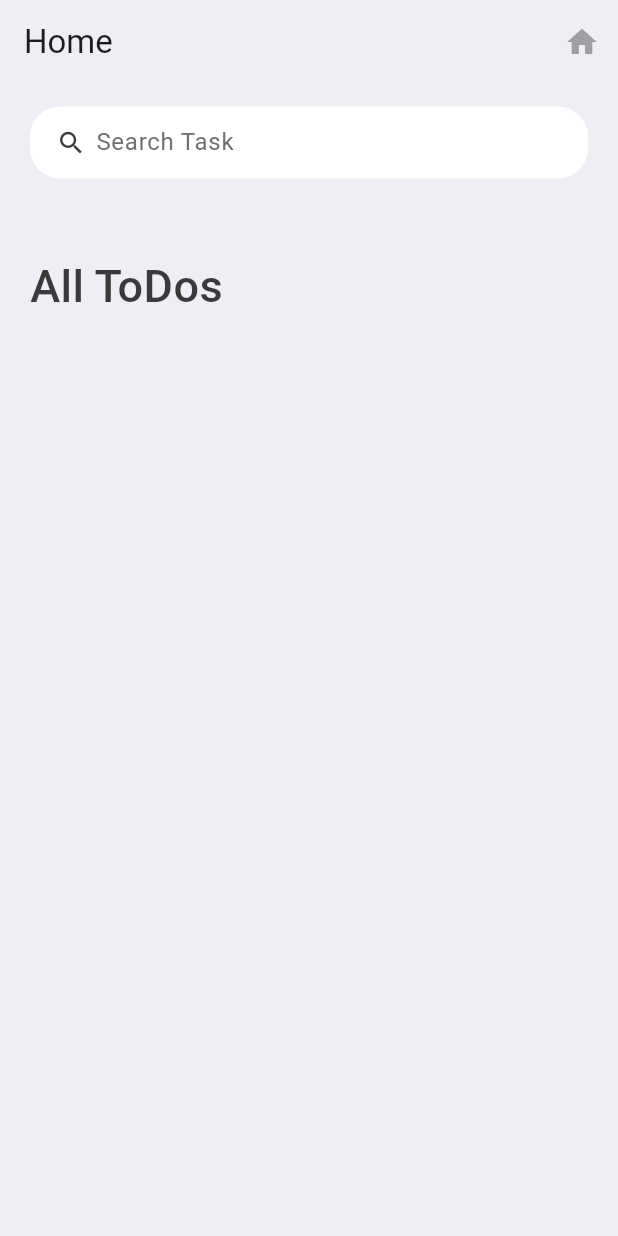
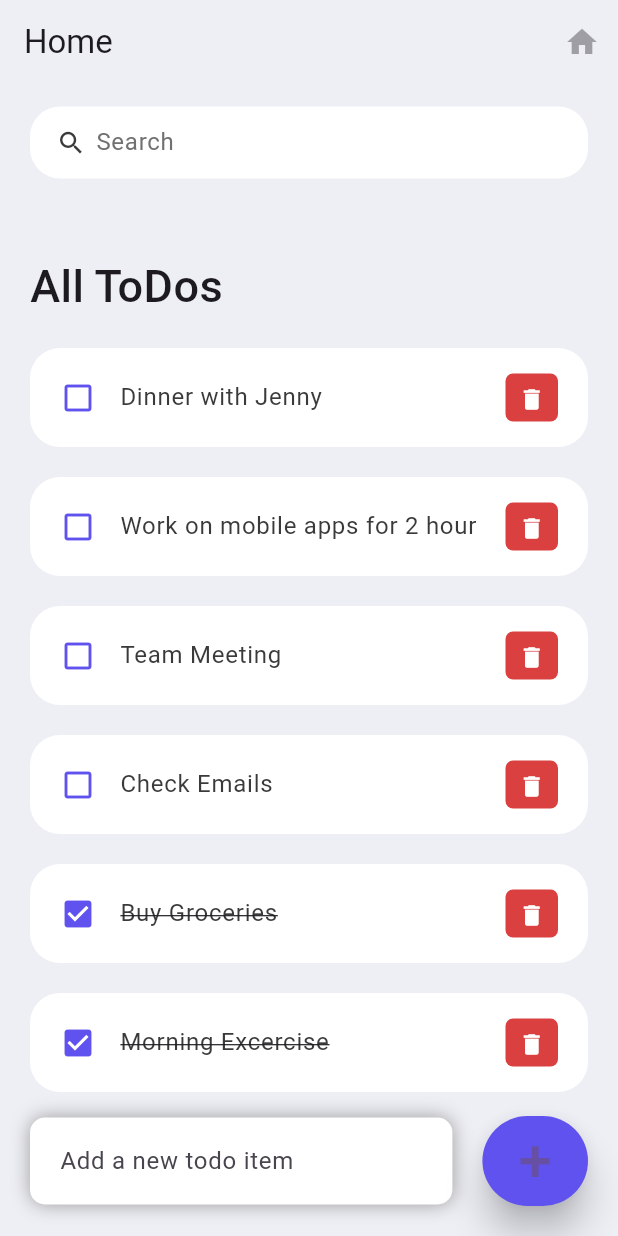
Before and after one commit to rafay99-epic/CheckPoint, a Flutter app: the screen it shows after launch, on a phone screen of 412 x 824 dp. Run offline on Flutter 3.47's test engine with Material 3 defaults, Android fonts, the light colour scheme and no system bars; our stand-ins replace lottie, page_transition.

Commit message:
Application Complete

```diff
--- /dev/null
+++ b/lib/src/models/todo.dart
@@ -0,0 +1,34 @@
+class ToDo {
+  String? id;
+  String? todoText;
+  bool isDone;
+
+  ToDo({
+    required this.id,
+    required this.todoText,
+    this.isDone = false,
+  });
+
+  static List<ToDo> todoList() {
+    return [
+      ToDo(id: '01', todoText: 'Morning Excercise', isDone: true),
+      ToDo(id: '02', todoText: 'Buy Groceries', isDone: true),
+      ToDo(
+        id: '03',
+        todoText: 'Check Emails',
+      ),
+      ToDo(
+        id: '04',
+        todoText: 'Team Meeting',
+      ),
+      ToDo(
+        id: '05',
+        todoText: 'Work on mobile apps for 2 hour',
+      ),
+      ToDo(
+        id: '06',
+        todoText: 'Dinner with Jenny',
+      ),
+    ];
+  }
+}
--- a/lib/src/screens/home.dart
+++ b/lib/src/screens/home.dart
@@ -1,10 +1,11 @@
 // ignore_for_file: camel_case_types
-
 import 'package:flutter/material.dart';
 import 'package:todo/src/constants/colors.dart';
+import 'package:todo/src/models/todo.dart';
 import 'package:todo/src/widgets/appbar.dart';
-import 'package:todo/src/widgets/searchBox.dart';
-import 'package:todo/src/widgets/todoTask.dart';
+import 'package:todo/src/widgets/todo_item.dart';
+
+// import 'package:todo/src/widgets/searchBox.dart';
 
 class home extends StatefulWidget {
   const home({super.key});
@@ -14,32 +15,191 @@ class home extends StatefulWidget {
 }
 
 class _homeState extends State<home> {
+  final todosList = ToDo.todoList();
+  List<ToDo> _foundToDo = [];
+  final _todoController = TextEditingController();
+
+  @override
+  void initState() {
+    _foundToDo = todosList;
+    super.initState();
+  }
+
+  // A variable that is calling the model fle and fetching the data
+  final todolist = ToDo.todoList();
   @override
   Widget build(BuildContext context) {
     return Scaffold(
       appBar: const CAppBar(title: "Home", iconData: Icons.home),
-        body: Container(
-            padding: const EdgeInsets.symmetric(horizontal: 20, vertical: 15),
+      body: Stack(
+        children: [
+          Container(
+            padding: const EdgeInsets.symmetric(
+              horizontal: 20,
+              vertical: 15,
+            ),
             child: Column(
               children: [
-                const searchbox(),
+                //this comment line of code is not working. Not filter the text from the array.
+                // searchbox(onChanges: (value) {
+                //   _runFilter(value);
+                // }),
+                searchBox(),
                 Expanded(
                   child: ListView(
                     children: [
                       Container(
-                      margin: const EdgeInsets.only(top: 50, bottom: 20),
+                        margin: const EdgeInsets.only(
+                          top: 50,
+                          bottom: 20,
+                        ),
                         child: const Text(
                           'All ToDos',
                           style: TextStyle(
                             fontSize: 30,
                             fontWeight: FontWeight.w500,
-                            color: tdBlack),
                           ),
                         ),
-                    const todotask()
+                      ),
+                      for (ToDo todoo in _foundToDo.reversed)
+                        ToDoItem(
+                          todo: todoo,
+                          onToDoChanged: _handleToDoChange,
+                          onDeleteItem: _deleteToDoItem,
+                        ),
                     ],
-                ))
+                  ),
+                )
               ],
-            )));
+            ),
+          ),
+          Align(
+            alignment: Alignment.bottomCenter,
+            child: Row(children: [
+              Expanded(
+                child: Container(
+                  margin: const EdgeInsets.only(
+                    bottom: 20,
+                    right: 20,
+                    left: 20,
+                  ),
+                  padding: const EdgeInsets.symmetric(
+                    horizontal: 20,
+                    vertical: 5,
+                  ),
+                  decoration: BoxDecoration(
+                    color: Colors.white,
+                    boxShadow: const [
+                      BoxShadow(
+                        color: Colors.grey,
+                        offset: Offset(0.0, 0.0),
+                        blurRadius: 10.0,
+                        spreadRadius: 0.0,
+                      ),
+                    ],
+                    borderRadius: BorderRadius.circular(10),
+                  ),
+                  child: TextField(
+                    controller: _todoController,
+                    decoration: const InputDecoration(
+                        hintText: 'Add a new todo item',
+                        border: InputBorder.none),
+                  ),
+                ),
+              ),
+              Container(
+                margin: const EdgeInsets.only(
+                  bottom: 20,
+                  right: 20,
+                ),
+                child: ElevatedButton(
+                  onPressed: () {
+                    _addToDoItem(_todoController.text);
+                  },
+                  style: ElevatedButton.styleFrom(
+                    backgroundColor: tdBlue,
+                    minimumSize: const Size(60, 60),
+                    elevation: 10,
+                  ),
+                  child: const Text(
+                    '+',
+                    style: TextStyle(
+                      fontSize: 40,
+                    ),
+                  ),
+                ),
+              ),
+            ]),
+          ),
+        ],
+      ),
+    );
+  }
+
+  Widget searchBox() {
+    return Container(
+      padding: const EdgeInsets.symmetric(horizontal: 15),
+      decoration: BoxDecoration(
+        color: Colors.white,
+        borderRadius: BorderRadius.circular(20),
+      ),
+      child: TextField(
+        onChanged: (value) => _runFilter(value),
+        decoration: const InputDecoration(
+          contentPadding: EdgeInsets.all(0),
+          prefixIcon: Icon(
+            Icons.search,
+            color: tdBlack,
+            size: 20,
+          ),
+          prefixIconConstraints: BoxConstraints(
+            maxHeight: 20,
+            minWidth: 25,
+          ),
+          border: InputBorder.none,
+          hintText: 'Search',
+          hintStyle: TextStyle(color: tdGrey),
+        ),
+      ),
+    );
+  }
+
+  void _handleToDoChange(ToDo todo) {
+    setState(() {
+      todo.isDone = !todo.isDone;
+    });
+  }
+
+  void _deleteToDoItem(String id) {
+    setState(() {
+      todosList.removeWhere((item) => item.id == id);
+    });
+  }
+
+  void _addToDoItem(String toDo) {
+    setState(() {
+      todosList.add(ToDo(
+        id: DateTime.now().millisecondsSinceEpoch.toString(),
+        todoText: toDo,
+      ));
+    });
+    _todoController.clear();
+  }
+
+  void _runFilter(String enteredKeyword) {
+    List<ToDo> results = [];
+    if (enteredKeyword.isEmpty) {
+      results = todosList;
+    } else {
+      results = todosList
+          .where((item) => item.todoText!
+              .toLowerCase()
+              .contains(enteredKeyword.toLowerCase()))
+          .toList();
+    }
+
+    setState(() {
+      _foundToDo = results;
+    });
   }
 }
--- a/lib/src/screens/splash.dart
+++ b/lib/src/screens/splash.dart
@@ -24,7 +24,7 @@ class _splash_screenState extends State<splash_screen> {
           PageTransition(
             child: const home(),
             type: PageTransitionType.fade,
-            duration: const Duration(milliseconds: 1),
+            duration: const Duration(seconds: 1, milliseconds: 30),
           ));
     });
   }
--- a/lib/src/widgets/searchBox.dart
+++ b/lib/src/widgets/searchBox.dart
@@ -1,9 +1,10 @@
 // ignore: file_names
 import 'package:flutter/material.dart';
-import 'package:todo/src/constants/colors.dart';
 
+// ignore: camel_case_types
 class searchbox extends StatelessWidget {
-  const searchbox({super.key});
+  // const searchbox({super.key, required onChanges});
+  const searchbox({super.key, required onChanges});
 
   @override
   Widget build(BuildContext context) {
@@ -14,11 +15,11 @@ class searchbox extends StatelessWidget {
       child: const TextField(
         decoration: InputDecoration(
             contentPadding: EdgeInsets.all(0),
-            prefixIcon: Icon(Icons.search, color: tdBlack, size: 20),
+            prefixIcon: Icon(Icons.search, color: Colors.black, size: 20),
             prefixIconConstraints: BoxConstraints(maxHeight: 20, minWidth: 25),
             border: InputBorder.none,
             hintText: "Search Task",
-            hintStyle: TextStyle(color: tdGrey)),
+            hintStyle: TextStyle(color: Colors.grey)),
       ),
     );
   }
--- a/lib/src/widgets/todoTask.dart
+++ /dev/null
@@ -1,10 +0,0 @@
-import 'package:flutter/material.dart';
-
-class todotask extends StatelessWidget {
-  const todotask({super.key});
-
-  @override
-  Widget build(BuildContext context) {
-    return Container();
-  }
-}
--- /dev/null
+++ b/lib/src/widgets/todo_item.dart
@@ -0,0 +1,71 @@
+import 'package:flutter/material.dart';
+import 'package:todo/src/constants/colors.dart';
+import 'package:todo/src/models/todo.dart';
+
+// ignore: camel_case_types
+
+class ToDoItem extends StatelessWidget {
+  final ToDo todo;
+  // ignore: prefer_typing_uninitialized_variables
+  final onToDoChanged;
+  // ignore: prefer_typing_uninitialized_variables
+  final onDeleteItem;
+
+  const ToDoItem({
+    Key? key,
+    required this.todo,
+    required this.onToDoChanged,
+    required this.onDeleteItem,
+  }) : super(key: key);
+
+  @override
+  Widget build(BuildContext context) {
+    return Container(
+      margin: const EdgeInsets.only(bottom: 20),
+      child: ListTile(
+        onTap: () {
+          // print('Clicked on Todo Item.');
+          onToDoChanged(todo);
+        },
+        shape: RoundedRectangleBorder(
+          borderRadius: BorderRadius.circular(20),
+        ),
+        contentPadding: const EdgeInsets.symmetric(horizontal: 20, vertical: 5),
+        tileColor: Colors.white,
+        leading: Icon(
+          todo?.isDone ?? false
+              ? Icons.check_box
+              : Icons.check_box_outline_blank,
+          color: tdBlue,
+        ),
+        title: Text(
+          todo.todoText ?? '',
+          style: TextStyle(
+            fontSize: 16,
+            color: tdBlack,
+            decoration: todo.isDone ? TextDecoration.lineThrough : null,
+          ),
+        ),
+        trailing: Container(
+          padding: const EdgeInsets.all(0),
+          margin: const EdgeInsets.symmetric(vertical: 12),
+          height: 35,
+          width: 35,
+          decoration: BoxDecoration(
+            color: tdRed,
+            borderRadius: BorderRadius.circular(5),
+          ),
+          child: IconButton(
+            color: Colors.white,
+            iconSize: 18,
+            icon: const Icon(Icons.delete),
+            onPressed: () {
+              // print('Clicked on delete icon');
+              onDeleteItem(todo.id);
+            },
+          ),
+        ),
+      ),
+    );
+  }
+}
```
Lines whose indentation alone changed are shown as unchanged.
